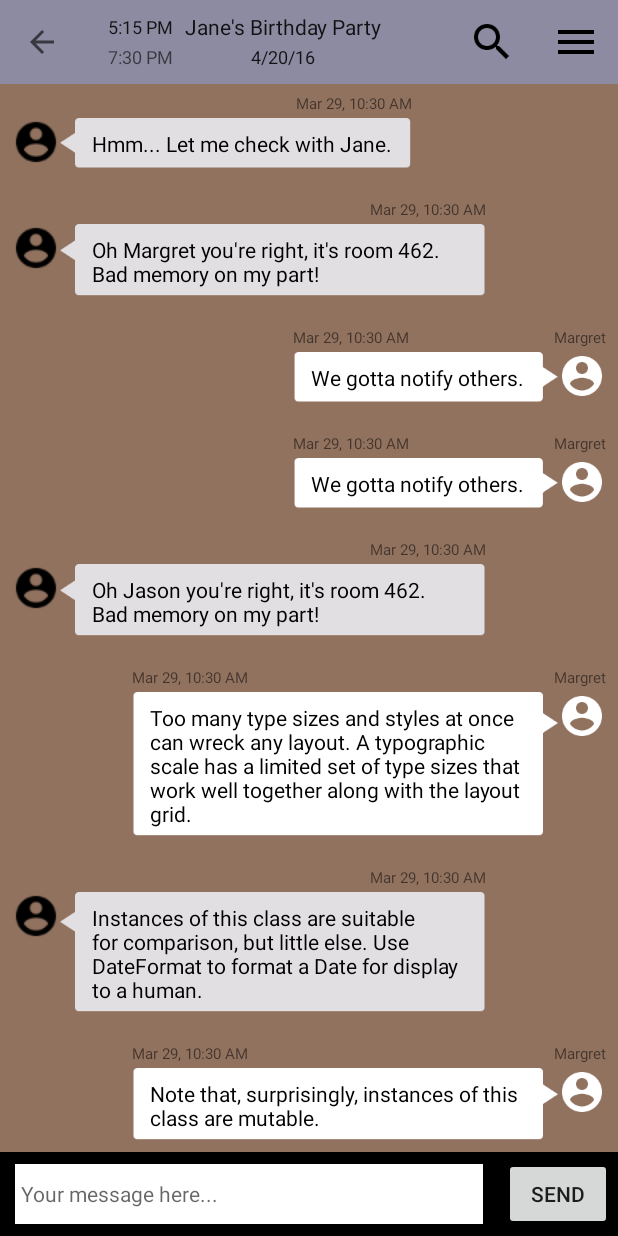
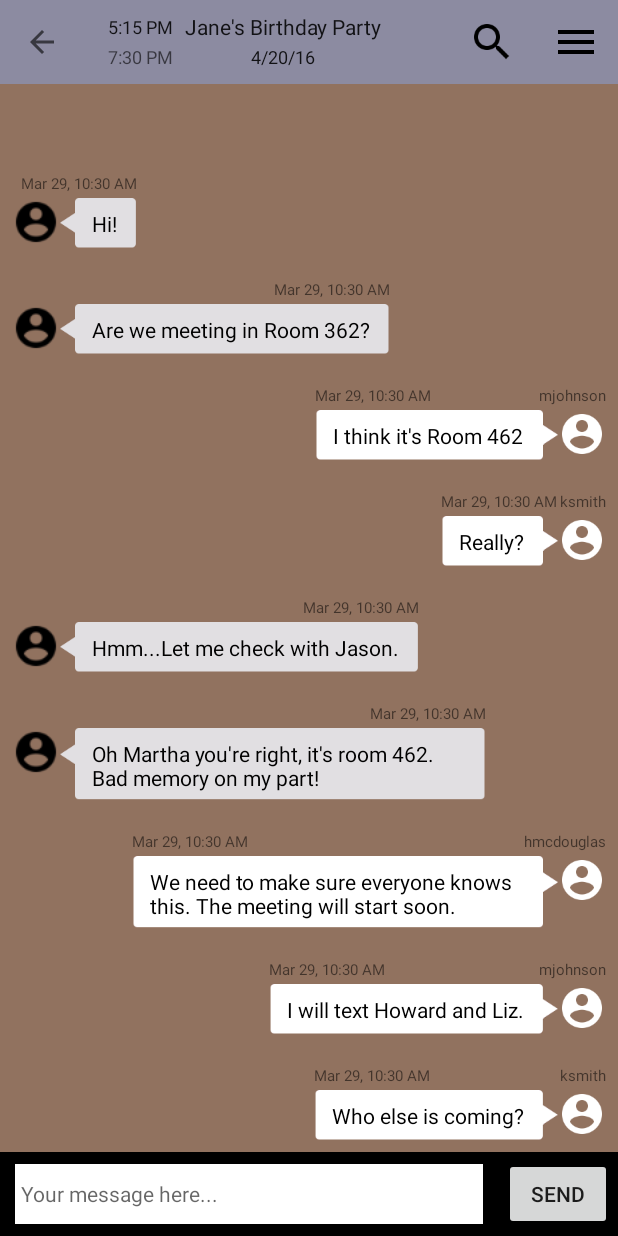
Before and after one commit to haichuand/sc_android, an Android app: the screen it shows after launch (ChatRoomActivity), in the side drawer, after a tap on "Chat", on a phone screen of 412 x 824 dp. Run offline under Robolectric (Android 15) with nearby library versions, the phone set to English and light mode, and no system bars; 7 statements that could not run were skipped.

Commit message:
ChatRoomActivity connected with local database

```diff
--- a/android/Mono/app/src/main/java/com/mono/MainActivity.java
+++ b/android/Mono/app/src/main/java/com/mono/MainActivity.java
@@ -31,6 +31,7 @@ import com.google.android.gms.common.GoogleApiAvailability;
 import com.google.android.gms.maps.SupportMapFragment;
 import com.mono.calendar.CalendarHelper;
 import com.mono.chat.ChatRoomActivity;
+import com.mono.chat.DemoChat;
 import com.mono.chat.RegistrationIntentService;
 import com.mono.details.EventDetailsActivity;
 import com.mono.model.Event;
@@ -253,13 +254,14 @@ public class MainActivity extends AppCompatActivity implements OnNavigationItemS
                 showSettings();
                 break;
             case R.id.nav_chat:
+                String[] testChatData = DemoChat.createTestData(this);
                 Intent intent = new Intent(this, ChatRoomActivity.class);
                 intent.putExtra(ChatRoomActivity.EVENT_NAME, "Birthday Party");
                 intent.putExtra(ChatRoomActivity.EVENT_DATE, "04/25/16");
                 intent.putExtra(ChatRoomActivity.EVENT_START_TIME, "3:00 PM");
                 intent.putExtra(ChatRoomActivity.EVENT_END_TIME, "4:30 PM");
-                intent.putExtra(ChatRoomActivity.MY_ID, "2");
-                intent.putExtra(ChatRoomActivity.CONVERSATION_ID, "12345");
+                intent.putExtra(ChatRoomActivity.CONVERSATION_ID, testChatData[0]);
+                intent.putExtra(ChatRoomActivity.MY_ID, testChatData[1]);
                 startActivity(intent);
         }
 
--- a/android/Mono/app/src/main/java/com/mono/chat/ChatRoomActivity.java
+++ b/android/Mono/app/src/main/java/com/mono/chat/ChatRoomActivity.java
@@ -40,80 +40,76 @@ public class ChatRoomActivity extends AppCompatActivity implements NavigationVie
     public static final String MY_ID = "myId";
     private static final String TAG = "ChatRoomActivity";
 
-    private String mConversationId;
+    private String conversationId;
     private String myId;
-    private String mEventStartTime = "";
-    private String mEventEndTime = "";
-    private String mEventName = "";
-    private String mEventDate = "";
-    private Toolbar mToolbar;
-    private DrawerLayout mDrawer;
-    private ListView mChatAttendeeListView;
-    private NavigationView mNavView;
-    private RecyclerView mChatView;
-    private ChatRoomAdapter mChatRoomAdapter;
-    private TextView mSendMessageText;
+    private Toolbar toolbar;
+    private DrawerLayout drawer;
+    private ListView chatAttendeeListView;
+    private RecyclerView chatView;
+    private ChatRoomAdapter chatRoomAdapter;
+    private TextView sendMessageText;
 
-    private LinearLayoutManager mChatLayoutManager;
-    private ChatAttendeeMap mChatAttendeeMap;
-    private List<Message> mChatMessages;
+    private LinearLayoutManager chatLayoutManager;
+    private ChatAttendeeMap chatAttendeeMap;
+    private List<Message> chatMessages;
     private List<Map<String, String>> chatAttendeeAdapterList;
     private List<String> chatAttendeeTokenList; //GCM token list for sending messages
-    private int newMessageIndex; //starting index of new messages that need to be saved to database in mChatMessages
+    private int newMessageIndex; //starting index of new messages that need to be saved to database in chatMessages
+    private ConversationManager conversationManager;
 
-    private Date date;
-
+    private GoogleCloudMessaging gcm;
+    private GcmMessage gcmMessage;
 
     @Override
     protected void onCreate(Bundle savedInstanceState) {
         super.onCreate(savedInstanceState);
         Intent intent = getIntent();
-        if (intent == null)
-            finish();
-
-        mConversationId = intent.getStringExtra(CONVERSATION_ID);
-        mEventStartTime = intent.getStringExtra(EVENT_START_TIME);
-        mEventEndTime = intent.getStringExtra(EVENT_END_TIME);
-        mEventName = intent.getStringExtra(EVENT_NAME);
-        mEventDate = intent.getStringExtra(EVENT_DATE);
-        myId = intent.getStringExtra(MY_ID);
-
-        if (mEventStartTime == null || mEventEndTime == null || mEventName == null || mEventDate == null || myId == null || mConversationId == null) {
-            Log.e(TAG, "Error: intent  parameters missing");
+        if (intent == null) {
+            Log.e(TAG, "Error: intent is null");
             finish();
         }
 
-//        this.requestWindowFeature(Window.FEATURE_NO_TITLE);
+        conversationId = intent.getStringExtra(CONVERSATION_ID);
+        String eventStartTime = intent.getStringExtra(EVENT_START_TIME);
+        String eventEndTime = intent.getStringExtra(EVENT_END_TIME);
+        String eventName = intent.getStringExtra(EVENT_NAME);
+        String eventDate = intent.getStringExtra(EVENT_DATE);
+        myId = intent.getStringExtra(MY_ID);
+
+        if (eventStartTime == null || eventEndTime == null || eventName == null || eventDate == null || myId == null || conversationId == null) {
+            Log.e(TAG, "Error: intent parameters missing");
+            finish();
+        }
+
         setContentView(R.layout.activity_chat_room);
 
-        mDrawer = (DrawerLayout) findViewById(R.id.drawer_layout);
-        ActionBarDrawerToggle toggle = new ActionBarDrawerToggle(this, mDrawer, mToolbar,
+        drawer = (DrawerLayout) findViewById(R.id.drawer_layout);
+        ActionBarDrawerToggle toggle = new ActionBarDrawerToggle(this, drawer, toolbar,
                 R.string.navigation_drawer_open, R.string.navigation_drawer_close);
-        mDrawer.addDrawerListener(toggle);
+        drawer.addDrawerListener(toggle);
         toggle.syncState();
 
-        mToolbar = (Toolbar) findViewById(R.id.toolbar);
+        toolbar = (Toolbar) findViewById(R.id.toolbar);
         View toolbarView = getLayoutInflater().inflate(R.layout.chat_tool_bar, null);
-        ((TextView) toolbarView.findViewById(R.id.event_start_time)).setText(mEventStartTime);
-        ((TextView) toolbarView.findViewById(R.id.event_end_time)).setText(mEventEndTime);
-        ((TextView) toolbarView.findViewById(R.id.event_name)).setText(mEventName);
-        ((TextView) toolbarView.findViewById(R.id.event_date)).setText(mEventDate);
-        setSupportActionBar(mToolbar);
+        ((TextView) toolbarView.findViewById(R.id.event_start_time)).setText(eventStartTime);
+        ((TextView) toolbarView.findViewById(R.id.event_end_time)).setText(eventEndTime);
+        ((TextView) toolbarView.findViewById(R.id.event_name)).setText(eventName);
+        ((TextView) toolbarView.findViewById(R.id.event_date)).setText(eventDate);
+        setSupportActionBar(toolbar);
         ActionBar actionBar = getSupportActionBar();
         if (actionBar != null) {
             actionBar.setDisplayHomeAsUpEnabled(true);
             actionBar.setDisplayShowHomeEnabled(true);
         }
-        mChatView = (RecyclerView) findViewById(R.id.listMessages);
-        mChatAttendeeMap = new ChatAttendeeMap();
-        mChatMessages = new ArrayList<>();
-        mChatAttendeeListView = (ListView) findViewById(R.id.chat_drawer_attendees);
-        mSendMessageText = (TextView) findViewById(R.id.sendMessageText);
+        chatView = (RecyclerView) findViewById(R.id.listMessages);
+        chatAttendeeListView = (ListView) findViewById(R.id.chat_drawer_attendees);
+        sendMessageText = (TextView) findViewById(R.id.sendMessageText);
+        conversationManager = ConversationManager.getInstance(this);
+        chatAttendeeMap = conversationManager.getChatAttendeeMap(conversationId);
+        chatMessages = conversationManager.getChatMessages(conversationId);
 
-        setTestChatAttendees();
-        setTestChatMessages();
         /* set up adapter for chat attendee list */
-        HashMap<String, Attendee> newAttendeeMap = new HashMap<>(mChatAttendeeMap.getChatAttendeeMap());
+        HashMap<String, Attendee> newAttendeeMap = new HashMap<>(chatAttendeeMap.getChatAttendeeMap());
         chatAttendeeAdapterList = new ArrayList<>();
         HashMap<String, String> attendeeItem = new HashMap<>();
         attendeeItem.put("name", "Me");
@@ -128,22 +124,30 @@ public class ChatRoomActivity extends AppCompatActivity implements NavigationVie
         String[] from = new String[] {"name"};  //maps name to name textView
         int[] to = new int[] {R.id.chat_attendee_name};
         SimpleAdapter chatAttendeeListAdapter = new SimpleAdapter(this, chatAttendeeAdapterList, R.layout.chat_attendee_list_item, from, to);
-        mChatAttendeeListView.setAdapter(chatAttendeeListAdapter);
+        chatAttendeeListView.setAdapter(chatAttendeeListAdapter);
 
         //set the RecyclerView for chat messages and its adapter
-        mChatLayoutManager = new LinearLayoutManager(this);
+        chatLayoutManager = new LinearLayoutManager(this);
 //        mchatLayoutManager.setReverseLayout(true);
-        mChatLayoutManager.setStackFromEnd(true); //always scroll to bottom
-        mChatView.setLayoutManager(mChatLayoutManager);
-        mChatRoomAdapter = new ChatRoomAdapter(myId, mChatAttendeeMap, mChatMessages, this);
-        mChatView.setAdapter(mChatRoomAdapter);
-        newMessageIndex = mChatMessages.size();
-        mChatLayoutManager.scrollToPosition(newMessageIndex-1);
-        date = new Date();
+        chatLayoutManager.setStackFromEnd(true); //always scroll to bottom
+        chatView.setLayoutManager(chatLayoutManager);
+        chatRoomAdapter = new ChatRoomAdapter(myId, chatAttendeeMap, chatMessages, this);
+        chatView.setAdapter(chatRoomAdapter);
+        newMessageIndex = chatMessages.size();
+        chatLayoutManager.scrollToPosition(newMessageIndex - 1);
 
         // TODO: get GCM tokens from server and put in chatAttendeeTokenList
         chatAttendeeTokenList = new ArrayList<>();
         setChatAttendeeTokenList();
+
+        gcm = GoogleCloudMessaging.getInstance(this);
+        gcmMessage = GcmMessage.getInstance(this);
+    }
+
+    @Override
+    public void onStart() {
+        super.onStart();
+
     }
 
     @Override
@@ -151,37 +155,7 @@ public class ChatRoomActivity extends AppCompatActivity implements NavigationVie
         return false;
     }
 
-    private void setTestChatAttendees() {
-        Attendee attendee = new Attendee("2L", "Jason", "jason@email.com");
-        mChatAttendeeMap.addAttendee(attendee);
-        attendee = new Attendee("4L", "Margret Johnson", "mjohnson@kmail.com");
-        mChatAttendeeMap.addAttendee(attendee);
-        attendee = new Attendee("5L", "Kathy", "ka234@abco.org");
-        mChatAttendeeMap.addAttendee(attendee);
-        attendee = new Attendee("6L", "Henry McLeland", "hmc@kdaid.com");
-        mChatAttendeeMap.addAttendee(attendee);
-    }
 
-    private void setTestChatMessages() {
-        mChatMessages.add(new Message(String.valueOf(2), mConversationId, "Hi!", new Date().getTime()));
-        mChatMessages.add(new Message(String.valueOf(2), mConversationId, "Are we meeting here?", new Date().getTime()));
-        mChatMessages.add(new Message(String.valueOf(4), mConversationId, "I thought it's Rm 462", new Date().getTime()));
-        mChatMessages.add(new Message(String.valueOf(5), mConversationId, "Really?", new Date().getTime()));
-        mChatMessages.add(new Message(String.valueOf(2), mConversationId, "Hmm... Let me check with Jane.", new Date().getTime()));
-        mChatMessages.add(new Message(String.valueOf(2), mConversationId, "Oh Margret you're right, it's room 462. Bad memory on my part!", new Date().getTime()));
-        mChatMessages.add(new Message(String.valueOf(6), mConversationId, "We gotta notify others.", new Date().getTime()));
-        mChatMessages.add(new Message(String.valueOf(5), mConversationId, "We gotta notify others.", new Date().getTime()));
-        mChatMessages.add(new Message(String.valueOf(2), mConversationId, "Oh Jason you're right, it's room 462. Bad memory on my part!", new Date().getTime()));
-        mChatMessages.add(new Message(String.valueOf(4), mConversationId, "Too many type sizes and styles at once can wreck any layout. A typographic scale has a limited set of type sizes that work well together along with the layout grid.", new Date().getTime()));
-        mChatMessages.add(new Message(String.valueOf(2), mConversationId, "Instances of this class are suitable for comparison, but little else. Use DateFormat to format a Date for display to a human.", new Date().getTime()));
-        mChatMessages.add(new Message(String.valueOf(6), mConversationId, "Note that, surprisingly, instances of this class are mutable.", new Date().getTime()));
-    }
-
-    private void setChatAttendeeTokenList() {
-        chatAttendeeTokenList.add("c2LxofJLjHk:APA91bHhfKaGP0rfkSzGoBQIqG_kIDCkjUFigRYf0GS4z-rNDOhO_Yf0ERJDlqWSSEVBrZoxgD395YLMXuLNGQHXvX5WwIG0TkKoldbo0cEnc8S-lwOZkwUtT4SpKDeTONyRhMMJmOHc");
-        chatAttendeeTokenList.add("ftyG76-d9Yg:APA91bFJDJshrlGV-qFPjpdOtqNdusEmIrfR4I65f6us4biPlBCi2LiaC67cuteojw_lCSYsEuezVevOBYw3WwK-AI93Fm2iQik1JNS7lxt1xKUKB_PfFbgrXFMFYNA1QUvrAQ15wMm8");
-        chatAttendeeTokenList.add("cqGKPB-73Ps:APA91bFQEhedJ1_KGwIBWMJFYAMMZAVkwIw8iT5FoJiuXaqij1XWglYTKtGqhhntk1snoukzLMvJQL9-s7GZP4w_j05u55IpyYgSaNnXZe6bSKBlt1iQDg_OkMbCyA-Z3r8jvEqaDYDm");
-    }
 
     @Override
     public boolean onOptionsItemSelected(MenuItem item) {
@@ -193,10 +167,10 @@ public class ChatRoomActivity extends AppCompatActivity implements NavigationVie
                 finish();
                 break;
             case R.id.action_chat_group:
-                if (mDrawer.isDrawerOpen(Gravity.RIGHT)) {
-                    mDrawer.closeDrawer(Gravity.RIGHT);
+                if (drawer.isDrawerOpen(Gravity.RIGHT)) {
+                    drawer.closeDrawer(Gravity.RIGHT);
                 } else {
-                    mDrawer.openDrawer(Gravity.RIGHT);
+                    drawer.openDrawer(Gravity.RIGHT);
                 }
                 break;
         }
@@ -210,19 +184,23 @@ public class ChatRoomActivity extends AppCompatActivity implements NavigationVie
     }
 
     public void onSendButtonClicked(View view) {
-        String msg = mSendMessageText.getText().toString();
-        mChatMessages.add(new Message(myId, mConversationId, msg, date.getTime()));
-        mChatRoomAdapter.notifyItemInserted(mChatMessages.size() - 1);
-        mChatLayoutManager.scrollToPosition(mChatMessages.size() - 1);
-        mSendMessageText.setText("");
+        String msg = sendMessageText.getText().toString();
+        if (msg.isEmpty())
+            return;
+        chatMessages.add(new Message(myId, conversationId, msg, new Date().getTime()));
+        chatRoomAdapter.notifyItemInserted(chatMessages.size() - 1);
+        chatLayoutManager.scrollToPosition(chatMessages.size() - 1);
+        sendMessageText.setText("");
 
-        String action = "MESSAGE";
-        sendMessageToAttendees(msg, action);
+        gcmMessage.sendMessage(myId, conversationId, msg, "MESSAGE", chatAttendeeTokenList, gcm);
+        Message message = new Message(myId, conversationId, msg, new Date().getTime());
+        conversationManager.saveChatMessageToDB(message);
     }
 
-    private void sendMessageToAttendees(String message, String action) {
-        GoogleCloudMessaging gcm = GoogleCloudMessaging.getInstance(this);
-        GcmMessage gcmMessage = GcmMessage.getInstance(this);
-        gcmMessage.sendMessage(myId, mConversationId, message, action, chatAttendeeTokenList,gcm);
+    private void setChatAttendeeTokenList() {
+        chatAttendeeTokenList.add("c2LxofJLjHk:APA91bHhfKaGP0rfkSzGoBQIqG_kIDCkjUFigRYf0GS4z-rNDOhO_Yf0ERJDlqWSSEVBrZoxgD395YLMXuLNGQHXvX5WwIG0TkKoldbo0cEnc8S-lwOZkwUtT4SpKDeTONyRhMMJmOHc");
+        chatAttendeeTokenList.add("ftyG76-d9Yg:APA91bFJDJshrlGV-qFPjpdOtqNdusEmIrfR4I65f6us4biPlBCi2LiaC67cuteojw_lCSYsEuezVevOBYw3WwK-AI93Fm2iQik1JNS7lxt1xKUKB_PfFbgrXFMFYNA1QUvrAQ15wMm8");
+        chatAttendeeTokenList.add("cqGKPB-73Ps:APA91bFQEhedJ1_KGwIBWMJFYAMMZAVkwIw8iT5FoJiuXaqij1XWglYTKtGqhhntk1snoukzLMvJQL9-s7GZP4w_j05u55IpyYgSaNnXZe6bSKBlt1iQDg_OkMbCyA-Z3r8jvEqaDYDm");
     }
+
 }
--- /dev/null
+++ b/android/Mono/app/src/main/java/com/mono/chat/ConversationManager.java
@@ -0,0 +1,45 @@
+package com.mono.chat;
+
+import android.content.Context;
+
+import com.mono.db.DatabaseHelper;
+import com.mono.db.dao.ConversationDataSource;
+import com.mono.model.Attendee;
+import com.mono.model.Message;
+
+import java.util.List;
+
+/**
+ * Created by hduan on 3/28/2016.
+ */
+public class ConversationManager {
+
+    private static ConversationManager instance;
+    private Context context;
+    private ConversationDataSource conversationDataSource;
+
+    private ConversationManager(Context context) {
+        this.context = context;
+        conversationDataSource = DatabaseHelper.getDataSource(context, ConversationDataSource.class);
+    }
+
+    public static ConversationManager getInstance(Context context) {
+        if (instance == null) {
+            instance = new ConversationManager(context);
+        }
+        return instance;
+    }
+
+    public List<Message> getChatMessages(String conversationId) {
+        return conversationDataSource.getConversationMessages(conversationId);
+    }
+
+    public ChatAttendeeMap getChatAttendeeMap(String conversationId) {
+        List<Attendee> attendeeList = conversationDataSource.getConversationAttendees(conversationId);
+        return new ChatAttendeeMap(attendeeList);
+    }
+
+    public void saveChatMessageToDB(Message message) {
+        conversationDataSource.addMessageToConversation(message);
+    }
+}
--- /dev/null
+++ b/android/Mono/app/src/main/java/com/mono/chat/DemoChat.java
@@ -0,0 +1,63 @@
+package com.mono.chat;
+
+import android.content.Context;
+import android.content.SharedPreferences;
+import android.preference.PreferenceManager;
+
+import com.mono.db.DatabaseHelper;
+import com.mono.db.dao.AttendeeDataSource;
+import com.mono.db.dao.ConversationDataSource;
+import com.mono.model.Attendee;
+import com.mono.model.Message;
+
+import java.util.ArrayList;
+import java.util.Date;
+import java.util.List;
+
+/**
+ * Created by hduan on 3/28/2016.
+ */
+public class DemoChat {
+
+    public static String[] createTestData (Context context) {
+        final String testChatIdKey = "TEST_CHAT_ID";
+        final String myIdKey = "TEST_CHAT_MY_ID";
+        SharedPreferences preferences = PreferenceManager.getDefaultSharedPreferences(context);
+        String testChatId = preferences.getString(testChatIdKey, null);
+        String myId = preferences.getString(myIdKey, null);
+        if (testChatId != null && myId != null) {
+            return new String[]{testChatId, myId};
+        }
+
+        //create chat attendees in User table
+        AttendeeDataSource attendeeDataSource = DatabaseHelper.getDataSource(context, AttendeeDataSource.class);
+        List<String> attendeeIdList = new ArrayList<>();
+        String id1 = attendeeDataSource.createAttendee("", "jason@email.com", "4381034139", "Jason", "Lee", "jlee", true);
+        attendeeIdList.add(id1);
+        String id2 = attendeeDataSource.createAttendee("", "mjohnson@kmail.com", "7835038129", "Martha", "Johnson", "mjohnson", true);
+        attendeeIdList.add(id2);
+        String id3 = attendeeDataSource.createAttendee("", "ka234@abco.org", "6451983571", "Kathy", "Smith", "ksmith", true);
+        attendeeIdList.add(id3);
+        String id4 = attendeeDataSource.createAttendee("", "hmc@kdaid.com", "2353817510", "Henry", "McDouglas", "hmcdouglas", true);
+        attendeeIdList.add(id4);
+        //add attendees to Conversation_attendee table
+        ConversationDataSource conversationDataSource = DatabaseHelper.getDataSource(context, ConversationDataSource.class);
+        String conversationId = conversationDataSource.createConversationWithSelectedAttendees("Demo chat", "DemoEventId", attendeeIdList);
+        List<Attendee> list = conversationDataSource.getConversationAttendees(conversationId);
+        //add messages to Conversation_content table
+        conversationDataSource.addMessageToConversation(new Message(id1, conversationId, "Hi!", new Date().getTime()));
+        conversationDataSource.addMessageToConversation(new Message(id1, conversationId, "Are we meeting in Room 362?", new Date().getTime()));
+        conversationDataSource.addMessageToConversation(new Message(id2, conversationId, "I think it's Room 462", new Date().getTime()));
+        conversationDataSource.addMessageToConversation(new Message(id3, conversationId, "Really?", new Date().getTime()));
+        conversationDataSource.addMessageToConversation(new Message(id1, conversationId, "Hmm...Let me check with Jason.", new Date().getTime()));
+        conversationDataSource.addMessageToConversation(new Message(id1, conversationId, "Oh Martha you're right, it's room 462. Bad memory on my part!", new Date().getTime()));
+        conversationDataSource.addMessageToConversation(new Message(id4, conversationId, "We need to make sure everyone knows this. The meeting will start soon.", new Date().getTime()));
+        conversationDataSource.addMessageToConversation(new Message(id2, conversationId, "I will text Howard and Liz.", new Date().getTime()));
+        conversationDataSource.addMessageToConversation(new Message(id3, conversationId, "Who else is coming?", new Date().getTime()));
+        //update SharedPreferences
+        preferences.edit().putString(testChatIdKey, conversationId).putString(myIdKey, id1).apply();
+        return new String[]{conversationId, id1};
+    }
+
+
+}
```
